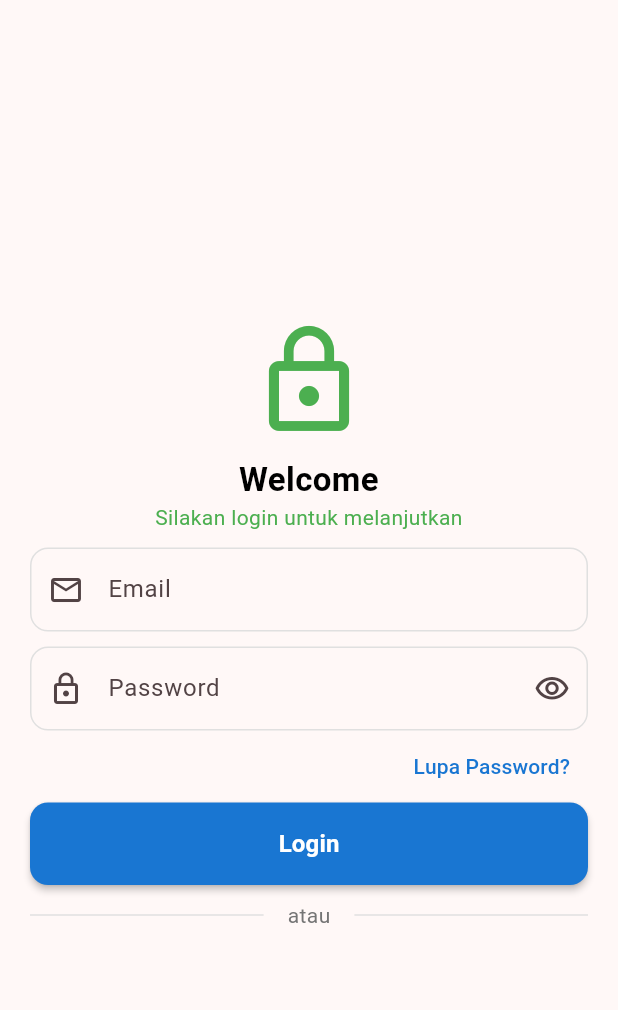
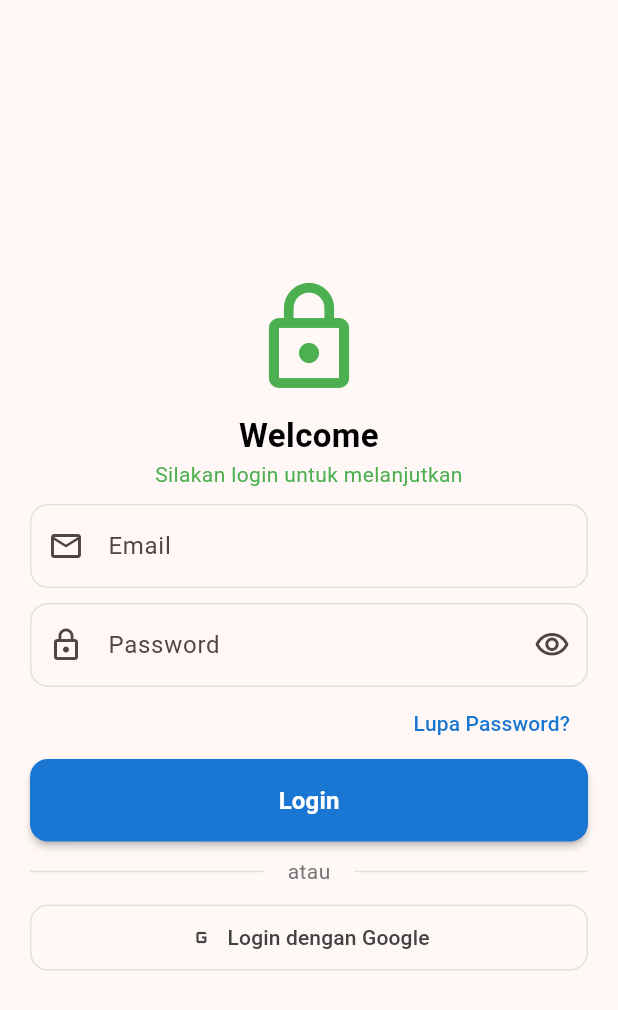
Before and after one commit to helenoktaa/Tugas_week_6_1123150205, a Flutter app: the Login screen opened directly, on a phone screen of 412 x 824 dp. Shown: the top 1010 px of the screen. Run offline on Flutter 3.47's test engine with Material 3 defaults, Android fonts, the light colour scheme and no system bars.

Commit message:
feat: social button

```diff
--- a/lib/screen/login.dart
+++ b/lib/screen/login.dart
@@ -121,6 +121,26 @@
                   Expanded(child: Divider(color: Colors.grey[300])),
                 ],
               ),
+              SizedBox(height: 10),
+
+              //social login button
+              OutlinedButton.icon(
+                onPressed: () {
+                  // aksi login Google
+                },
+                icon: Icon(Icons.g_mobiledata, color: Colors.grey[800]),
+                label: Text(
+                  'Login dengan Google',
+                  style: TextStyle(color: Colors.grey[800]),
+                ),
+                style: OutlinedButton.styleFrom(
+                  padding: const EdgeInsets.symmetric(vertical: 12),
+                  shape: RoundedRectangleBorder(
+                    borderRadius: BorderRadius.circular(12),
+                  ),
+                  side: BorderSide(color: Colors.grey[300]!),
+                ),
+              ),
             ],
           ),
         ),
```
